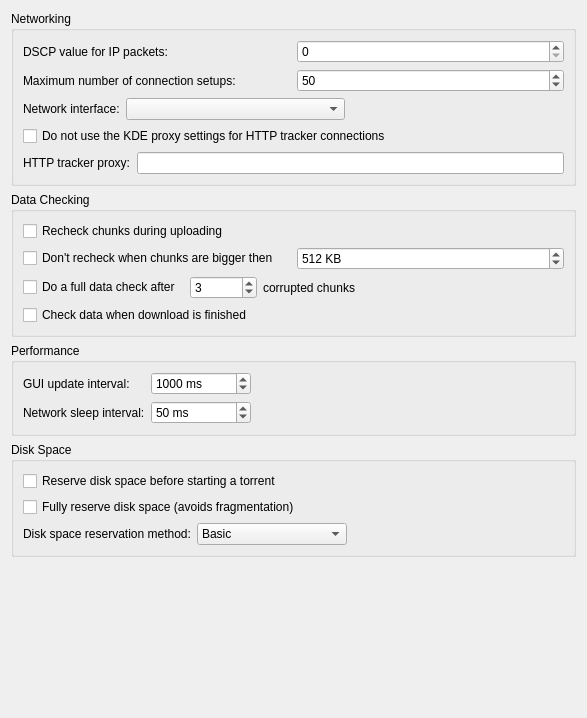
Old version of the form ktorrent/advancedpref.ui in the repository KDE/ktorrent.
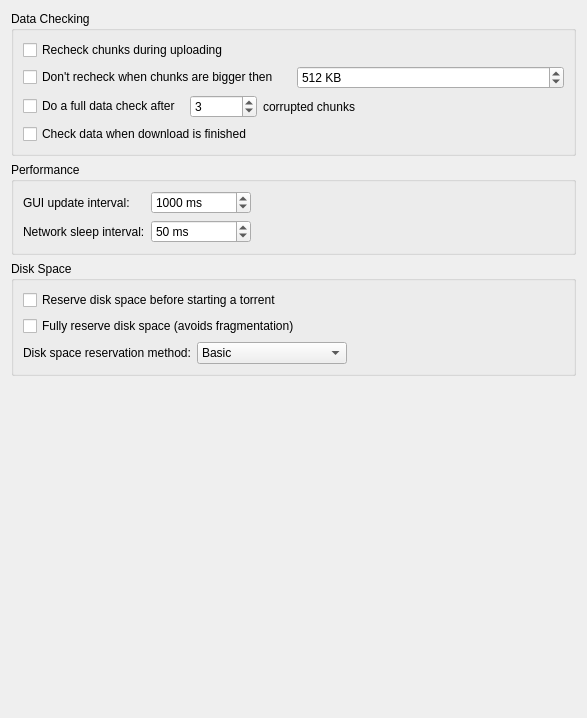
New version of the form.

Commit message: Started settings dialog reorganization : - Network settings are now on a Network page - QM gets it's own config page - General settings page becomes the application settings page - Downloads settings page has been removed (stuff on it went to the Network and QM page)

What changed in the file:
```diff
--- a/ktorrent/advancedpref.ui
+++ b/ktorrent/advancedpref.ui
@@ -10,143 +10,6 @@
    </rect>
   </property>
   <layout class="QVBoxLayout" >
-   <item>
-    <widget class="QGroupBox" name="groupBox" >
-     <property name="title" >
-      <string>Networking</string>
-     </property>
-     <layout class="QVBoxLayout" >
-      <item>
-       <layout class="QGridLayout" >
-        <item row="0" column="0" >
-         <widget class="QLabel" name="label" >
-          <property name="text" >
-           <string>DSCP value for IP packets:</string>
-          </property>
-         </widget>
-        </item>
-        <item row="0" column="1" >
-         <widget class="QSpinBox" name="kcfg_dscp" >
-          <property name="toolTip" >
-           <string>&lt;html>&lt;head>&lt;meta name="qrichtext" content="1" />&lt;style type="text/css">
-p, li { white-space: pre-wrap; }
-&lt;/style>&lt;/head>&lt;body style=" font-family:'Sans Serif'; font-size:9pt; font-weight:400; font-style:normal;">
-&lt;p style=" margin-top:0px; margin-bottom:0px; margin-left:0px; margin-right:0px; -qt-block-indent:0; text-indent:0px;">This value will be filled in the DSCP field of all the IP packets sent for the bittorrent protocol.&lt;/p>&lt;/body>&lt;/html></string>
-          </property>
-          <property name="maximum" >
-           <number>63</number>
-          </property>
-         </widget>
-        </item>
-        <item row="1" column="0" >
-         <widget class="QLabel" name="label_8" >
-          <property name="text" >
-           <string>Maximum number of connection setups:</string>
-          </property>
-         </widget>
-        </item>
-        <item row="1" column="1" >
-         <widget class="QSpinBox" name="kcfg_maxConnectingSockets" >
-          <property name="toolTip" >
-           <string>&lt;html>&lt;head>&lt;meta name="qrichtext" content="1" />&lt;style type="text/css">
-p, li { white-space: pre-wrap; }
-&lt;/style>&lt;/head>&lt;body style=" font-family:'Sans Serif'; font-size:9pt; font-weight:400; font-style:normal;">
-&lt;p style=" margin-top:0px; margin-bottom:0px; margin-left:0px; margin-right:0px; -qt-block-indent:0; text-indent:0px;">The maximum number of outgoing connections ktorrent will try to setup simultaneously.&lt;/p>
-&lt;p style="-qt-paragraph-type:empty; margin-top:0px; margin-bottom:0px; margin-left:0px; margin-right:0px; -qt-block-indent:0; text-indent:0px;">&lt;/p>
-&lt;p style=" margin-top:0px; margin-bottom:0px; margin-left:0px; margin-right:0px; -qt-block-indent:0; text-indent:0px;">If you are having trouble with ktorrent blocking other internet traffic, try setting this number a bit lower.&lt;/p>&lt;/body>&lt;/html></string>
-          </property>
-          <property name="minimum" >
-           <number>10</number>
-          </property>
-          <property name="maximum" >
-           <number>200</number>
-          </property>
-          <property name="value" >
-           <number>50</number>
-          </property>
-         </widget>
-        </item>
-       </layout>
-      </item>
-      <item>
-       <layout class="QHBoxLayout" >
-        <item>
-         <widget class="QLabel" name="label_3" >
-          <property name="text" >
-           <string>Network interface:</string>
-          </property>
-         </widget>
-        </item>
-        <item>
-         <widget class="QComboBox" name="kcfg_networkInterface" >
-          <property name="sizePolicy" >
-           <sizepolicy vsizetype="Fixed" hsizetype="Expanding" >
-            <horstretch>0</horstretch>
-            <verstretch>0</verstretch>
-           </sizepolicy>
-          </property>
-          <property name="toolTip" >
-           <string>&lt;html>&lt;head>&lt;meta name="qrichtext" content="1" />&lt;style type="text/css">
-p, li { white-space: pre-wrap; }
-&lt;/style>&lt;/head>&lt;body style=" font-family:'Sans Serif'; font-size:9pt; font-weight:400; font-style:normal;">
-&lt;p style=" margin-top:0px; margin-bottom:0px; margin-left:0px; margin-right:0px; -qt-block-indent:0; text-indent:0px;">Which network interface to use for all network traffic.&lt;/p>
-&lt;p style="-qt-paragraph-type:empty; margin-top:0px; margin-bottom:0px; margin-left:0px; margin-right:0px; -qt-block-indent:0; text-indent:0px;">&lt;/p>
-&lt;p style=" margin-top:0px; margin-bottom:0px; margin-left:0px; margin-right:0px; -qt-block-indent:0; text-indent:0px;">&lt;span style=" font-weight:600;">Note: &lt;/span>Requires a restart to take effect !&lt;/p>&lt;/body>&lt;/html></string>
-          </property>
-         </widget>
-        </item>
-        <item>
-         <spacer>
-          <property name="orientation" >
-           <enum>Qt::Horizontal</enum>
-          </property>
-          <property name="sizeType" >
-           <enum>QSizePolicy::Expanding</enum>
-          </property>
-          <property name="sizeHint" >
-           <size>
-            <width>40</width>
-            <height>20</height>
-           </size>
-          </property>
-         </spacer>
-        </item>
-       </layout>
-      </item>
-      <item>
-       <widget class="QCheckBox" name="kcfg_doNotUseKDEProxy" >
-        <property name="toolTip" >
-         <string>&lt;html>&lt;head>&lt;meta name="qrichtext" content="1" />&lt;style type="text/css">
-p, li { white-space: pre-wrap; }
-&lt;/style>&lt;/head>&lt;body style=" font-family:'Sans Serif'; font-size:9pt; font-weight:400; font-style:normal;">
-&lt;p style=" margin-top:0px; margin-bottom:0px; margin-left:0px; margin-right:0px; -qt-block-indent:0; text-indent:0px;">Instead of using the KDE proxy settings, use the HTTP proxy specified below.&lt;/p>&lt;/body>&lt;/html></string>
-        </property>
-        <property name="text" >
-         <string>Do not use the KDE proxy settings for HTTP tracker connections</string>
-        </property>
-       </widget>
-      </item>
-      <item>
-       <layout class="QHBoxLayout" >
-        <item>
-         <widget class="QLabel" name="label_2" >
-          <property name="text" >
-           <string>HTTP tracker proxy:</string>
-          </property>
-         </widget>
-        </item>
-        <item>
-         <widget class="QLineEdit" name="kcfg_httpTrackerProxy" >
-          <property name="toolTip" >
-           <string>HTTP proxy to use for tracker connections.</string>
-          </property>
-         </widget>
-        </item>
-       </layout>
-      </item>
-     </layout>
-    </widget>
-   </item>
    <item>
     <widget class="QGroupBox" name="groupBox_2" >
      <property name="title" >
```
Left out of the diff: 16 changed lines with no effect on the pictures. The commit also changes 6 other files.
